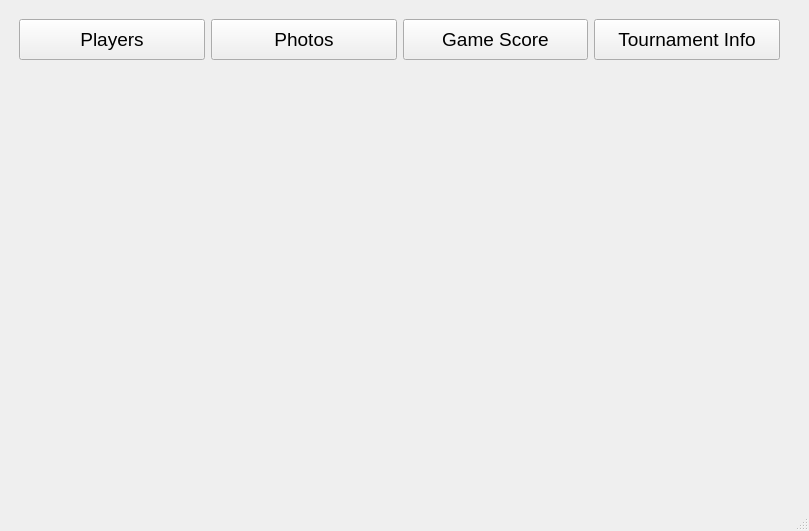
This is mainwindow.ui in skni-kod/TournamentAppDesktop as Qt 5 draws it before an edit. The edited form follows.
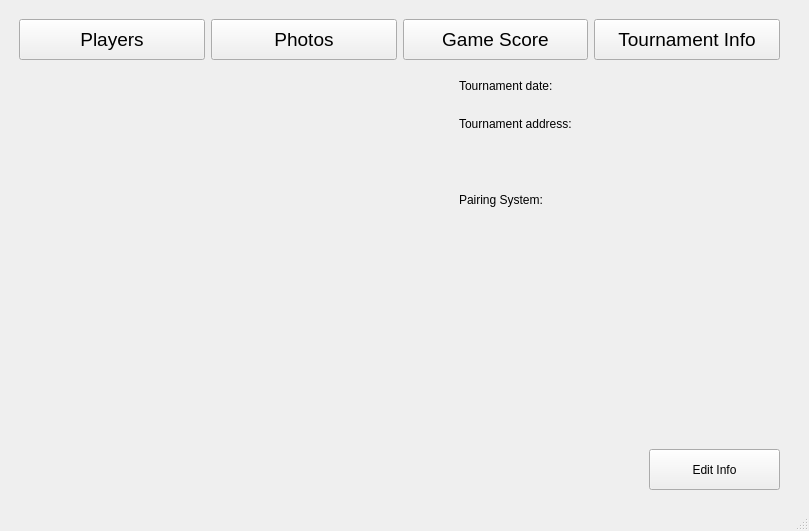
This is the edited form. The open tabs and pages were chosen to show the change.

Commit message:
Adding templates for tournament info
Add some buttons and add the edit info dialog with basic labels and options.

TODO: Complete the missing elements of the template

```diff
--- a/mainwindow.ui
+++ b/mainwindow.ui
@@ -565,6 +565,76 @@
          </item>
         </layout>
        </widget>
+       <widget class="QWidget" name="verticalLayoutWidget">
+        <property name="geometry">
+         <rect>
+          <x>450</x>
+          <y>60</y>
+          <width>321</width>
+          <height>71</height>
+         </rect>
+        </property>
+        <layout class="QVBoxLayout" name="verticalLayout_2">
+         <item>
+          <widget class="QLabel" name="tournDateLabel">
+           <property name="minimumSize">
+            <size>
+             <width>120</width>
+             <height>20</height>
+            </size>
+           </property>
+           <property name="text">
+            <string>Tournament date:</string>
+           </property>
+          </widget>
+         </item>
+         <item>
+          <widget class="QLabel" name="tournAddressLabel">
+           <property name="minimumSize">
+            <size>
+             <width>120</width>
+             <height>20</height>
+            </size>
+           </property>
+           <property name="text">
+            <string>Tournament address:</string>
+           </property>
+          </widget>
+         </item>
+        </layout>
+       </widget>
+       <widget class="QWidget" name="verticalLayoutWidget_2">
+        <property name="geometry">
+         <rect>
+          <x>450</x>
+          <y>150</y>
+          <width>321</width>
+          <height>81</height>
+         </rect>
+        </property>
+        <layout class="QVBoxLayout" name="verticalLayout_4">
+         <item>
+          <widget class="QLabel" name="tournPairingSystemLabel">
+           <property name="text">
+            <string>Pairing System:</string>
+           </property>
+          </widget>
+         </item>
+        </layout>
+       </widget>
+       <widget class="QPushButton" name="editInfoButton">
+        <property name="geometry">
+         <rect>
+          <x>640</x>
+          <y>440</y>
+          <width>131</width>
+          <height>41</height>
+         </rect>
+        </property>
+        <property name="text">
+         <string>Edit Info</string>
+        </property>
+       </widget>
       </widget>
      </widget>
     </item>
```
Left out of the diff: 2 changed lines with no effect on the pictures. The commit also changes 6 other files.
